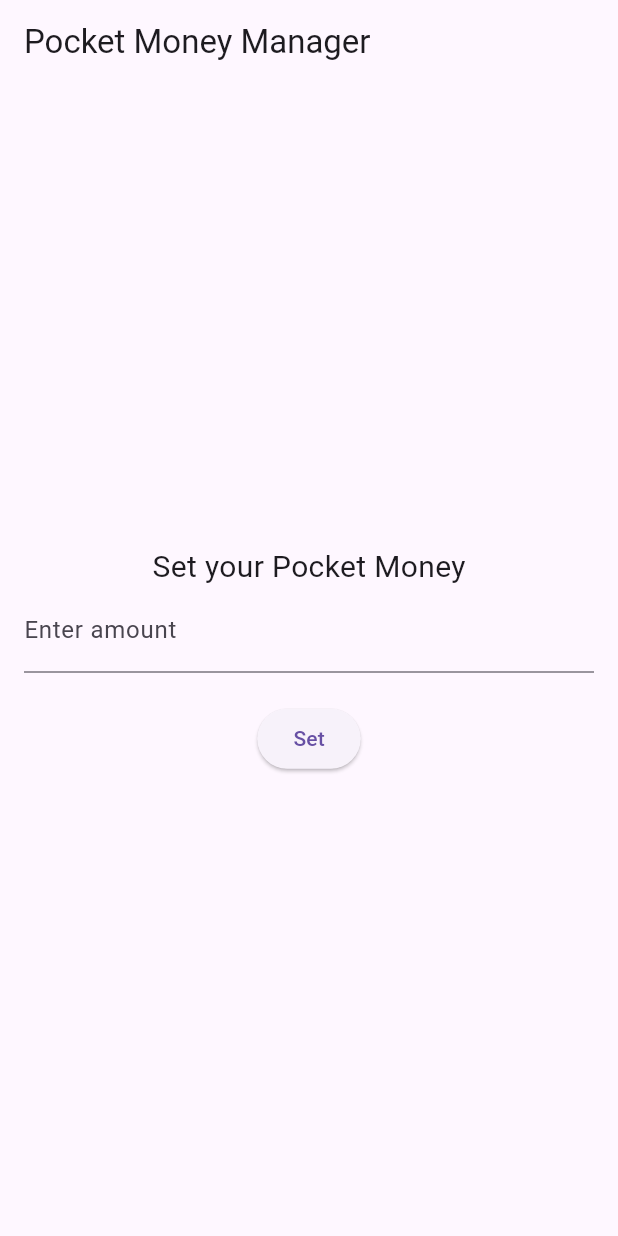
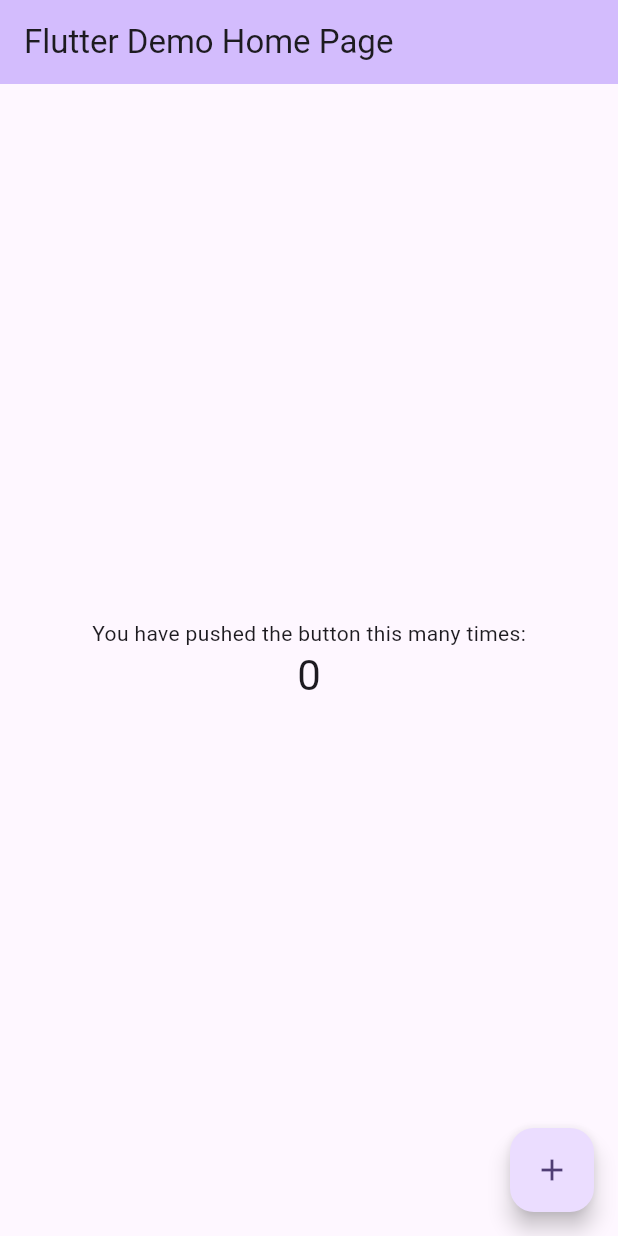
Before and after one commit to yura-71/PokokeMoneCount, a Flutter app: the screen it shows after launch, on a phone screen of 412 x 824 dp. Run offline on Flutter 3.47's test engine with Material 3 defaults, Android fonts, the phone set to English and light mode, and no system bars.

Commit message:
Initial commit

```diff
--- a/lib/main.dart
+++ b/lib/main.dart
@@ -1,153 +1,125 @@
 import 'package:flutter/material.dart';
 
 void main() {
-  runApp(MyApp());
+  runApp(const MyApp());
 }
 
 class MyApp extends StatelessWidget {
+  const MyApp({super.key});
+
+  // This widget is the root of your application.
   @override
   Widget build(BuildContext context) {
     return MaterialApp(
-      home: PocketMoneyApp(),
+      title: 'Flutter Demo',
+      theme: ThemeData(
+        // This is the theme of your application.
+        //
+        // TRY THIS: Try running your application with "flutter run". You'll see
+        // the application has a purple toolbar. Then, without quitting the app,
+        // try changing the seedColor in the colorScheme below to Colors.green
+        // and then invoke "hot reload" (save your changes or press the "hot
+        // reload" button in a Flutter-supported IDE, or press "r" if you used
+        // the command line to start the app).
+        //
+        // Notice that the counter didn't reset back to zero; the application
+        // state is not lost during the reload. To reset the state, use hot
+        // restart instead.
+        //
+        // This works for code too, not just values: Most code changes can be
+        // tested with just a hot reload.
+        colorScheme: ColorScheme.fromSeed(seedColor: Colors.deepPurple),
+        useMaterial3: true,
+      ),
+      home: const MyHomePage(title: 'Flutter Demo Home Page'),
     );
   }
 }
 
-class PocketMoneyApp extends StatefulWidget {
+class MyHomePage extends StatefulWidget {
+  const MyHomePage({super.key, required this.title});
+
+  // This widget is the home page of your application. It is stateful, meaning
+  // that it has a State object (defined below) that contains fields that affect
+  // how it looks.
+
+  // This class is the configuration for the state. It holds the values (in this
+  // case the title) provided by the parent (in this case the App widget) and
+  // used by the build method of the State. Fields in a Widget subclass are
+  // always marked "final".
+
+  final String title;
+
   @override
-  _PocketMoneyAppState createState() => _PocketMoneyAppState();
+  State<MyHomePage> createState() => _MyHomePageState();
 }
 
-class _PocketMoneyAppState extends State<PocketMoneyApp> {
-  double? _totalMoney; // ポケットマネーの総額
-  double _remainingMoney = 0; // 残り金額
-  final List<Map<String, dynamic>> _expenses = []; // 使用履歴
+class _MyHomePageState extends State<MyHomePage> {
+  int _counter = 0;
 
-  final TextEditingController _moneyController = TextEditingController();
-  final TextEditingController _expenseController = TextEditingController();
-  final TextEditingController _purposeController = TextEditingController();
-
-  void _setPocketMoney() {
+  void _incrementCounter() {
     setState(() {
-      _totalMoney = double.tryParse(_moneyController.text) ?? 0;
-      _remainingMoney = _totalMoney!;
-      _moneyController.clear();
-    });
-  }
-
-  void _addExpense() {
-    final double expense = double.tryParse(_expenseController.text) ?? 0;
-    final String purpose = _purposeController.text;
-
-    if (expense > 0 && purpose.isNotEmpty) {
-      setState(() {
-        _remainingMoney -= expense;
-        _expenses.add({'amount': expense, 'purpose': purpose});
-        _expenseController.clear();
-        _purposeController.clear();
-      });
-    }
-  }
-
-  void _reset() {
-    setState(() {
-      _totalMoney = null;
-      _remainingMoney = 0;
-      _expenses.clear();
+      // This call to setState tells the Flutter framework that something has
+      // changed in this State, which causes it to rerun the build method below
+      // so that the display can reflect the updated values. If we changed
+      // _counter without calling setState(), then the build method would not be
+      // called again, and so nothing would appear to happen.
+      _counter++;
     });
   }
 
   @override
   Widget build(BuildContext context) {
+    // This method is rerun every time setState is called, for instance as done
+    // by the _incrementCounter method above.
+    //
+    // The Flutter framework has been optimized to make rerunning build methods
+    // fast, so that you can just rebuild anything that needs updating rather
+    // than having to individually change instances of widgets.
     return Scaffold(
       appBar: AppBar(
-        title: Text('Pocket Money Manager'),
+        // TRY THIS: Try changing the color here to a specific color (to
+        // Colors.amber, perhaps?) and trigger a hot reload to see the AppBar
+        // change color while the other colors stay the same.
+        backgroundColor: Theme.of(context).colorScheme.inversePrimary,
+        // Here we take the value from the MyHomePage object that was created by
+        // the App.build method, and use it to set our appbar title.
+        title: Text(widget.title),
       ),
-      body: _totalMoney == null ? _buildSetupView() : _buildMainView(),
-    );
-  }
-
-  Widget _buildSetupView() {
-    return Padding(
-      padding: const EdgeInsets.all(16.0),
+      body: Center(
+        // Center is a layout widget. It takes a single child and positions it
+        // in the middle of the parent.
         child: Column(
+          // Column is also a layout widget. It takes a list of children and
+          // arranges them vertically. By default, it sizes itself to fit its
+          // children horizontally, and tries to be as tall as its parent.
+          //
+          // Column has various properties to control how it sizes itself and
+          // how it positions its children. Here we use mainAxisAlignment to
+          // center the children vertically; the main axis here is the vertical
+          // axis because Columns are vertical (the cross axis would be
+          // horizontal).
+          //
+          // TRY THIS: Invoke "debug painting" (choose the "Toggle Debug Paint"
+          // action in the IDE, or press "p" in the console), to see the
+          // wireframe for each widget.
           mainAxisAlignment: MainAxisAlignment.center,
-        children: [
+          children: <Widget>[
+            const Text(
+              'You have pushed the button this many times:',
+            ),
             Text(
-            'Set your Pocket Money',
-            style: TextStyle(fontSize: 20),
-          ),
-          TextField(
-            controller: _moneyController,
-            keyboardType: TextInputType.number,
-            decoration: InputDecoration(labelText: 'Enter amount'),
-          ),
-          SizedBox(height: 20),
-          ElevatedButton(
-            onPressed: _setPocketMoney,
-            child: Text('Set'),
+              '$_counter',
+              style: Theme.of(context).textTheme.headlineMedium,
             ),
           ],
         ),
-    );
-  }
-
-  Widget _buildMainView() {
-    return Padding(
-      padding: const EdgeInsets.all(16.0),
-      child: Column(
-        crossAxisAlignment: CrossAxisAlignment.start,
-        children: [
-          Text(
-            'Remaining Money: \$${_remainingMoney.toStringAsFixed(2)}',
-            style: TextStyle(fontSize: 24, fontWeight: FontWeight.bold),
       ),
-          SizedBox(height: 20),
-          Text(
-            'Add Expense',
-            style: TextStyle(fontSize: 20),
-          ),
-          TextField(
-            controller: _expenseController,
-            keyboardType: TextInputType.number,
-            decoration: InputDecoration(labelText: 'Enter amount'),
-          ),
-          TextField(
-            controller: _purposeController,
-            decoration: InputDecoration(labelText: 'Enter purpose'),
-          ),
-          SizedBox(height: 10),
-          ElevatedButton(
-            onPressed: _addExpense,
-            child: Text('Add'),
-          ),
-          SizedBox(height: 20),
-          Text(
-            'Expense History',
-            style: TextStyle(fontSize: 20),
-          ),
-          Expanded(
-            child: ListView.builder(
-              itemCount: _expenses.length,
-              itemBuilder: (context, index) {
-                final expense = _expenses[index];
-                return ListTile(
-                  title: Text('\$${expense['amount']}'),
-                  subtitle: Text(expense['purpose']),
-                );
-              },
-            ),
-          ),
-          SizedBox(height: 10),
-          ElevatedButton(
-            style: ElevatedButton.styleFrom(
-              backgroundColor: Colors.red,
-            ),
-            onPressed: _reset,
-            child: Text('Reset'),
-          ),
-        ],
-      ),
+      floatingActionButton: FloatingActionButton(
+        onPressed: _incrementCounter,
+        tooltip: 'Increment',
+        child: const Icon(Icons.add),
+      ), // This trailing comma makes auto-formatting nicer for build methods.
     );
   }
 }
```
Lines whose indentation alone changed are shown as unchanged.
